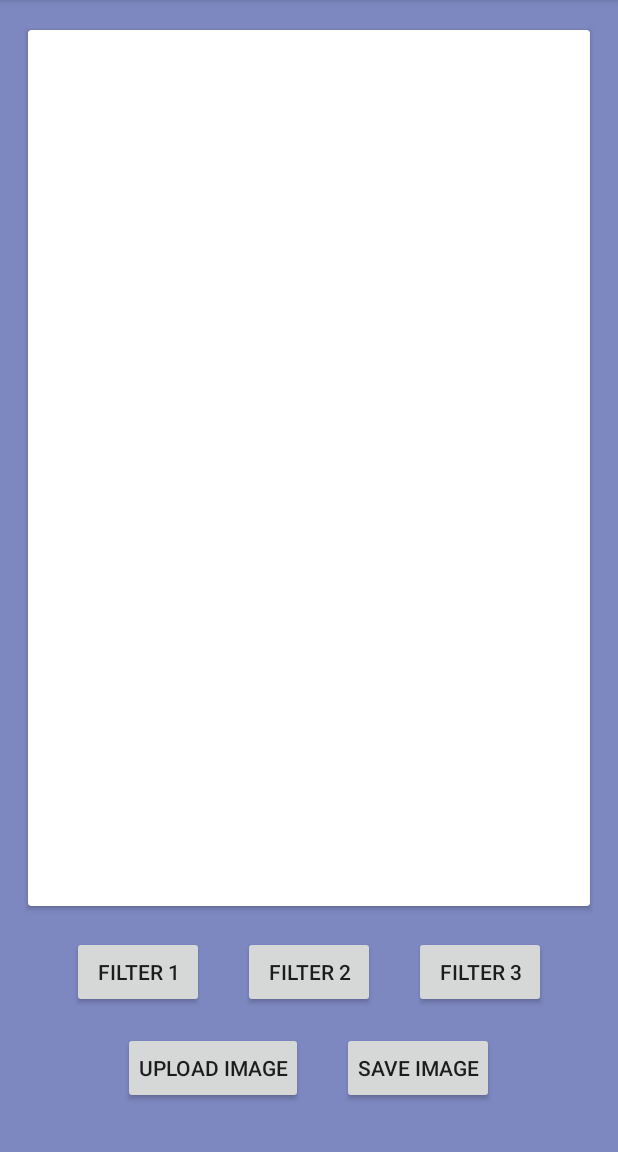
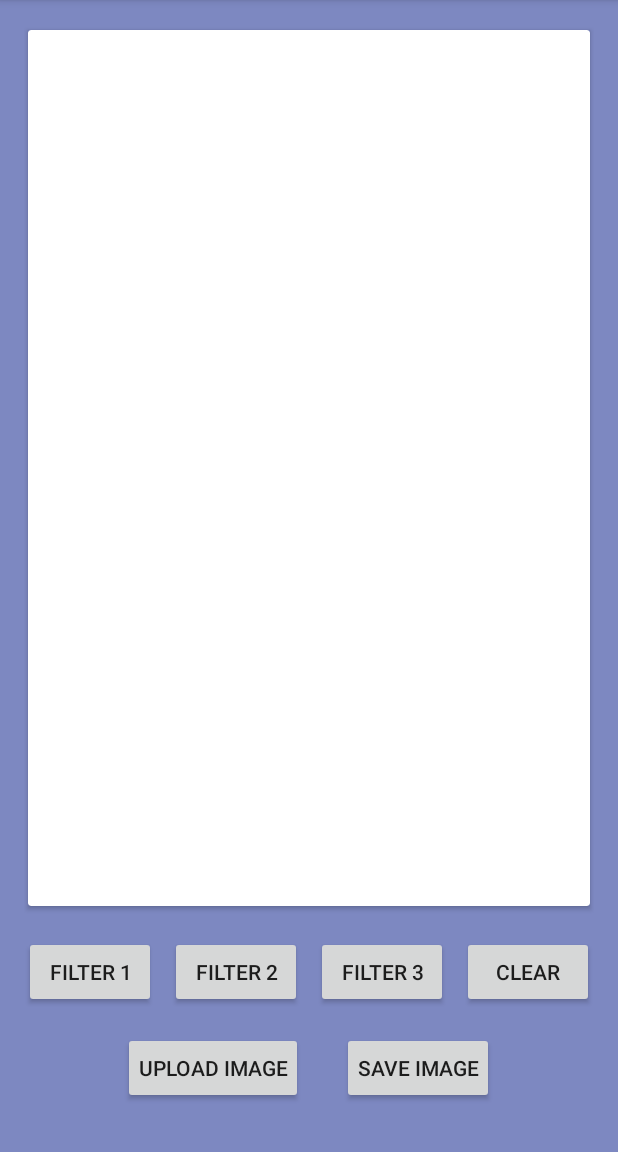
Before and after one commit to sake1/Mulmed_PhotoFilter, an Android app: the screen it shows after launch (MainActivity), on a phone screen of 412 x 824 dp, the part 84-1236 px from its top. Run offline under Robolectric (Android 15) with nearby library versions, the phone set to English and light mode, and no system bars; our stand-ins replace ButterKnife.

Commit message:
Modified main activity a bit
FilterMoti - done!

```diff
--- a/app/src/main/res/layout/activity_main.xml
+++ b/app/src/main/res/layout/activity_main.xml
@@ -13,14 +13,26 @@
         android:layout_width="match_parent"
         android:layout_height="wrap_content"
         app:cardUseCompatPadding="true"
-        android:padding="20dp"
         android:layout_weight="1">
 
-        <ImageView
-            android:layout_width="wrap_content"
-            android:layout_height="wrap_content"
-            android:id="@+id/output_image"
-            android:layout_gravity="center"/>
+        <FrameLayout
+            android:layout_width="match_parent"
+            android:layout_height="match_parent">
+
+            <ImageView
+                android:layout_width="wrap_content"
+                android:layout_height="wrap_content"
+                android:id="@+id/output_image"
+                android:layout_gravity="center"/>
+
+            <ProgressBar
+                android:layout_width="50dp"
+                android:layout_height="50dp"
+                android:id="@+id/output_waiting"
+                android:visibility="gone"
+                android:layout_gravity="center"/>
+
+        </FrameLayout>
 
     </android.support.v7.widget.CardView>
 
@@ -36,16 +48,24 @@
             android:layout_height="wrap_content"
             android:padding="10dp"
             android:id="@+id/trigger_filter1"
-            android:layout_marginEnd="26dp"
             android:text="FILTER 1"/>
+
+        <View
+            android:layout_width="wrap_content"
+            android:layout_height="match_parent"
+            android:layout_weight="1"/>
 
         <Button
             android:layout_width="wrap_content"
             android:layout_height="wrap_content"
             android:padding="10dp"
             android:id="@+id/trigger_filter2"
-            android:layout_marginEnd="26dp"
             android:text="FILTER 2"/>
+
+        <View
+            android:layout_width="wrap_content"
+            android:layout_height="match_parent"
+            android:layout_weight="1"/>
 
         <Button
             android:layout_width="wrap_content"
@@ -53,6 +73,18 @@
             android:padding="10dp"
             android:id="@+id/trigger_filter3"
             android:text="FILTER 3"/>
+
+        <View
+            android:layout_width="wrap_content"
+            android:layout_height="match_parent"
+            android:layout_weight="1"/>
+
+        <Button
+            android:layout_width="wrap_content"
+            android:layout_height="wrap_content"
+            android:padding="10dp"
+            android:id="@+id/trigger_clear"
+            android:text="CLEAR"/>
 
     </LinearLayout>
 
```
Also changed, not shown: app/src/main/java/com/filter/photo/photofilter/FilterMoti.java (+95 -1 lines), app/src/main/java/com/filter/photo/photofilter/MainActivity.java (+46 -5 lines).
